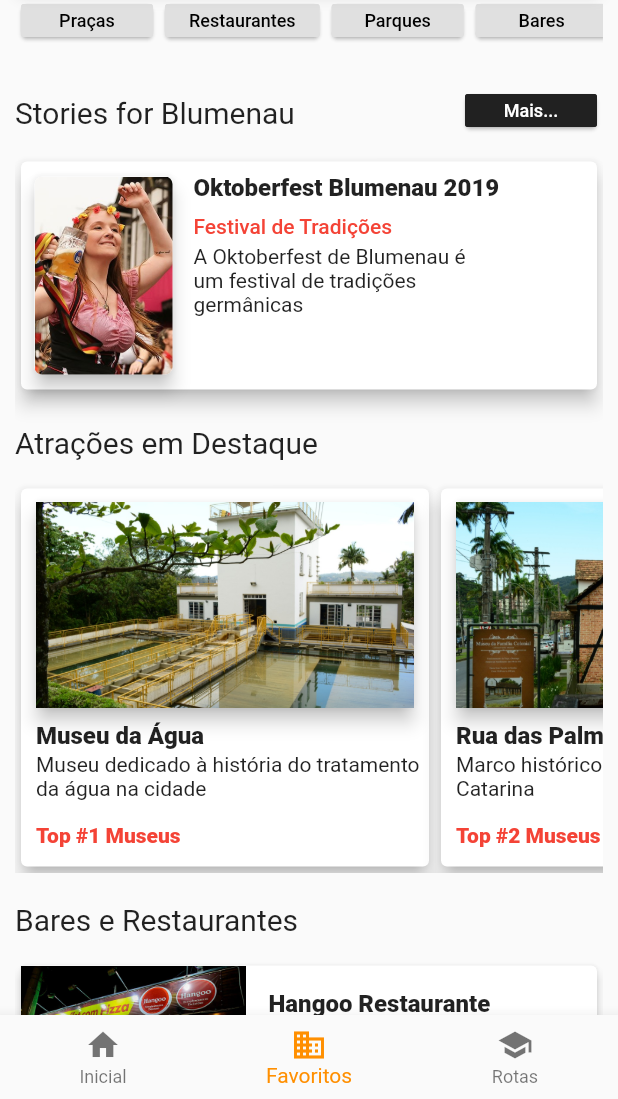
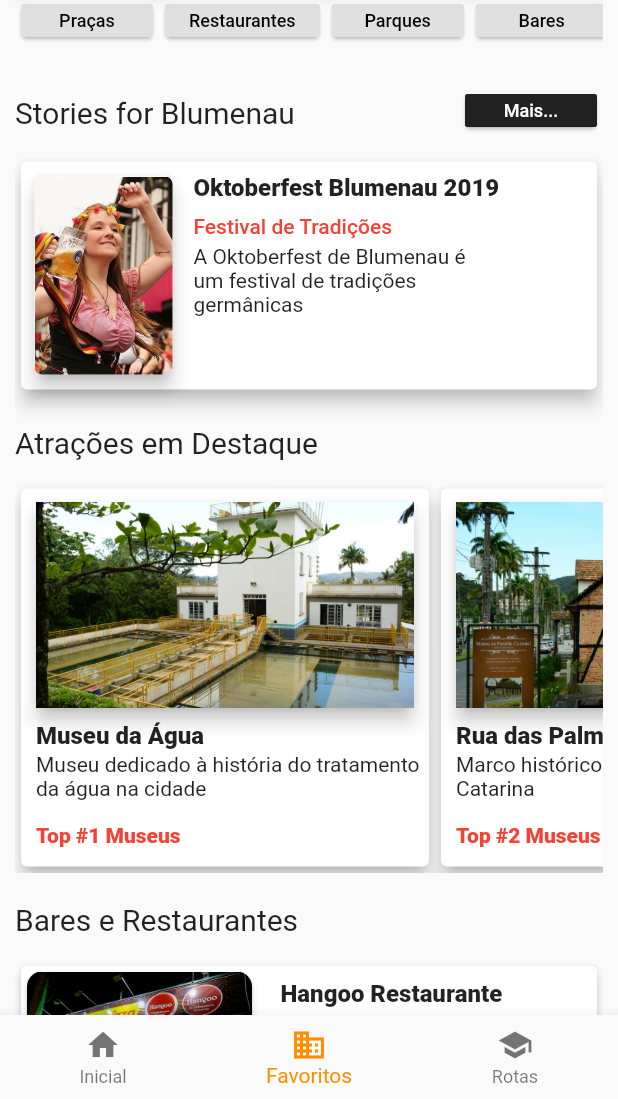
Before and after one commit to ykarimmendes/travel_app, a Flutter app: the screen it shows after launch, on a phone screen of 412 x 824 dp, the part 137-1236 px from its top. Run offline on Flutter 3.47's test engine with Material 2 defaults, Android fonts, the phone set to English and light mode, and no system bars.

Commit message:
Alterado o tamanho do listtile

```diff
--- a/lib/main.dart
+++ b/lib/main.dart
@@ -1,6 +1,7 @@
 import 'package:flutter/cupertino.dart';
 import 'package:flutter/material.dart';
 import 'package:travelapp/app_bar_home.dart';
+import 'package:travelapp/restaurants/restaurants_home_cards.dart';
 
 import 'package:travelapp/stories_home_card.dart';
 import 'package:travelapp/stories_home_text.dart';
@@ -47,60 +48,7 @@ class _MyHomePageState extends State<MyHomePage> {
             HomeText("Atrações em Destaque"),
             TopHomeCard(),
             HomeText("Bares e Restaurantes"),
-            Container(
-              child: ListView.builder(
-
-                shrinkWrap: true,
-                itemCount: 4,
-                itemBuilder: (context, index) {
-                  return Container(
-                    height: 120,
-                    child: Card(
-                      elevation: 3,
-                      child: Row(
-                        children: <Widget>[
-                          Column(
-                            crossAxisAlignment: CrossAxisAlignment.center,
-                            mainAxisAlignment: MainAxisAlignment.start,
-                            children: <Widget>[
-                              Image.asset(
-                                "assets/restaurante1.jpg",
-                                height: 100,
-                              ),
-                            ],
-                          ),
-                          Column(
-                            crossAxisAlignment: CrossAxisAlignment.start,
-                            mainAxisAlignment: MainAxisAlignment.center,
-                            children: <Widget>[
-                              Padding(
-                                padding: const EdgeInsets.only(
-                                    left: 15.0, bottom: 10),
-                                child: Text(
-                                  "Hangoo Restaurante",
-                                  style: TextStyle(
-                                      fontWeight: FontWeight.w800,
-                                      fontSize: 16),
-                                ),
-                              ),
-                              SizedBox(
-                                width: 200,
-                                child: ListTile(
-                                  dense: true,
-                                  title: Text("Buffet Livre"),
-                                  subtitle: Text(
-                                      "Churrasco, Pizzas, Sobremesas, Sorvetes"),
-                                ),
-                              ),
-                            ],
-                          ),
-                        ],
-                      ),
-                    ),
-                  );
-                },
-              ),
-            ),
+            RestaurantsHomeCards(),
           ],
         )),
       ),
--- /dev/null
+++ b/lib/restaurants/restaurants_home_cards.dart
@@ -0,0 +1,76 @@
+import 'package:flutter/material.dart';
+
+class RestaurantsHomeCards extends StatelessWidget {
+  const RestaurantsHomeCards({
+    Key key,
+  }) : super(key: key);
+
+  @override
+  Widget build(BuildContext context) {
+    return Container(
+      child: ListView.builder(
+        physics: NeverScrollableScrollPhysics(),
+        shrinkWrap: true,
+        itemCount: 4,
+        itemBuilder: (context, index) {
+          return Container(
+            height: 120,
+            child: Card(
+              elevation: 3,
+              child: Row(
+                children: <Widget>[
+                  Column(
+                    crossAxisAlignment: CrossAxisAlignment.center,
+                    mainAxisAlignment: MainAxisAlignment.start,
+                    children: <Widget>[
+                      Card(
+                        shape: RoundedRectangleBorder(
+                          borderRadius: BorderRadius.circular(10),
+                        ),
+                        elevation: 2,
+                        child: Image.asset(
+                          "assets/restaurante1.jpg",
+                          height: 100,
+                          fit: BoxFit.cover,
+                        ),
+                        clipBehavior: Clip.antiAlias,
+                      ),
+                    ],
+                  ),
+                  Column(
+
+
+                    crossAxisAlignment: CrossAxisAlignment.start,
+                    mainAxisAlignment: MainAxisAlignment.center,
+                    children: <Widget>[
+                      Padding(
+                        padding: const EdgeInsets.only(
+                            left: 15.0, bottom: 10),
+                        child: Text(
+                          "Hangoo Restaurante",
+                          style: TextStyle(
+                              fontWeight: FontWeight.w800,
+                              fontSize: 16),
+                        ),
+                      ),
+                      SizedBox(
+                        width: 150,
+                        child: ListTile(
+
+                          dense: true,
+                          title: Text("Buffet Livre"),
+                          subtitle: Text(
+                              "Churrasco, Pizzas, Sobremesas, Sorvetes"),
+                        ),
+                      ),
+                    ],
+                  ),
+                ],
+              ),
+            ),
+          );
+        },
+      ),
+    );
+  }
+}
```
